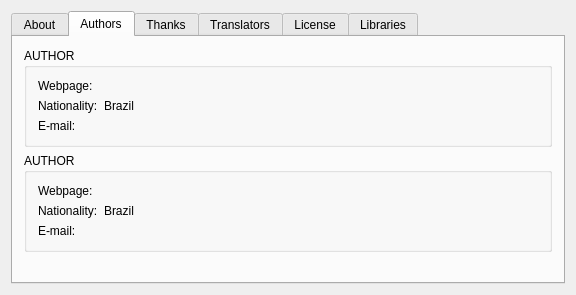
lattice0/Tikz-Tak, file aboutx.ui: the form before one commit.
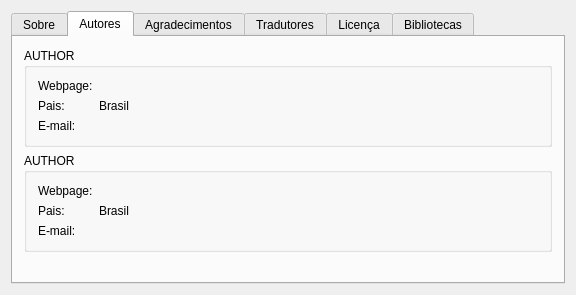
The form after the commit. The open tabs and pages were chosen to show the change. Icons and pictures are not drawn.

```diff
--- a/aboutx.ui
+++ b/aboutx.ui
@@ -35,7 +35,7 @@
         <normaloff>:/icons/Gnome-help-about.svg</normaloff>:/icons/Gnome-help-about.svg</iconset>
       </attribute>
       <attribute name="title">
-       <string>About</string>
+       <string>Sobre</string>
       </attribute>
       <layout class="QHBoxLayout" name="horizontalLayout">
        <item>
@@ -64,7 +64,7 @@
         <normaloff>:/icons/System-users.svg</normaloff>:/icons/System-users.svg</iconset>
       </attribute>
       <attribute name="title">
-       <string>Authors</string>
+       <string>Autores</string>
       </attribute>
       <layout class="QVBoxLayout" name="authorTabLayout">
        <item>
@@ -76,7 +76,7 @@
           <item row="1" column="1">
            <widget class="QLabel" name="label_18">
             <property name="text">
-             <string>Brazil</string>
+             <string>Brasil</string>
             </property>
            </widget>
           </item>
@@ -93,7 +93,7 @@
           <item row="1" column="0">
            <widget class="QLabel" name="label_15">
             <property name="text">
-             <string>Nationality:</string>
+             <string>Pais:</string>
             </property>
            </widget>
           </item>
@@ -146,7 +146,7 @@
           <item row="1" column="1">
            <widget class="QLabel" name="label_7">
             <property name="text">
-             <string>Brazil</string>
+             <string>Brasil</string>
             </property>
            </widget>
           </item>
@@ -190,7 +190,7 @@
           <item row="1" column="0">
            <widget class="QLabel" name="label_4">
             <property name="text">
-             <string>Nationality:</string>
+             <string>Pais:</string>
             </property>
            </widget>
           </item>
@@ -227,7 +227,7 @@
      </widget>
      <widget class="QWidget" name="thanksTab">
       <attribute name="title">
-       <string>Thanks</string>
+       <string>Agradecimentos</string>
       </attribute>
       <layout class="QVBoxLayout" name="thanksTabLayout">
        <property name="leftMargin">
@@ -257,7 +257,7 @@
         <normaloff>:/icons/Gnome-preferences-desktop-locale.svg</normaloff>:/icons/Gnome-preferences-desktop-locale.svg</iconset>
       </attribute>
       <attribute name="title">
-       <string>Translators</string>
+       <string>Tradutores</string>
       </attribute>
       <layout class="QVBoxLayout" name="translationTabLayout">
        <property name="leftMargin">
@@ -287,7 +287,7 @@
         <normaloff>:/icons/Gnome-application-certificate.svg</normaloff>:/icons/Gnome-application-certificate.svg</iconset>
       </attribute>
       <attribute name="title">
-       <string>License</string>
+       <string>Licença</string>
       </attribute>
       <layout class="QVBoxLayout" name="licenseTabLayout">
        <property name="leftMargin">
@@ -313,7 +313,7 @@
         <normaloff>:/icons/Gnome-emblem-system.svg</normaloff>:/icons/Gnome-emblem-system.svg</iconset>
       </attribute>
       <attribute name="title">
-       <string>Libraries</string>
+       <string>Bibliotecas</string>
       </attribute>
       <layout class="QVBoxLayout" name="librariesTabLayout">
        <item>
```
Left out of the diff: 8 changed lines with no effect on the pictures.
